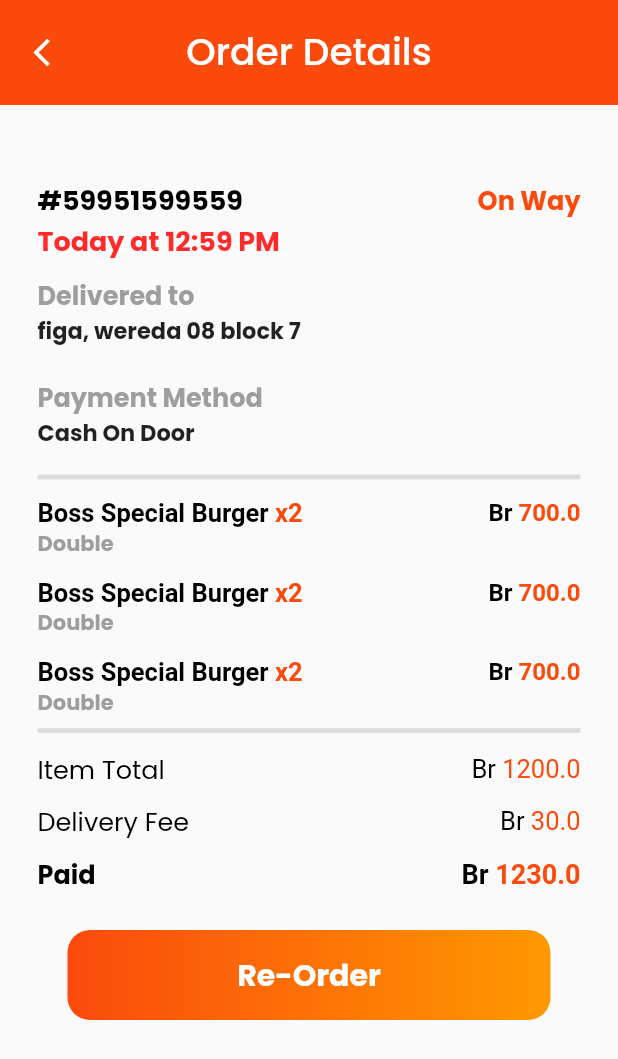
After one commit to yonaries/beudelivery-clone, a Flutter app: the OrderDetailScreen screen opened directly, on a phone screen of 412 x 824 dp. The commit adds this screen. Shown: the top 1059 px of the screen. Run offline on Flutter 3.47's test engine with Material 2 defaults, Android fonts, the phone set to English and light mode, and no system bars; our stand-ins replace firebase_core, flutter_spinkit, google_fonts; accounts and stored records are empty.

Commit message:
order detail screen finished

```diff
--- /dev/null
+++ b/userapp/lib/components/order_details/order_detail_orders_component.dart
@@ -0,0 +1,79 @@
+import 'package:flutter/material.dart';
+
+class OrderDetailOrderComponent extends StatelessWidget {
+  final String foodName;
+  final String foodType;
+  final int quantity;
+  final double price;
+  const OrderDetailOrderComponent({
+    required this.foodName,
+    required this.foodType,
+    required this.quantity,
+    required this.price,
+  });
+
+  @override
+  Widget build(BuildContext context) {
+    return Padding(
+      padding: const EdgeInsets.symmetric(vertical: 6),
+      child: Column(
+        crossAxisAlignment: CrossAxisAlignment.start,
+        children: [
+          Row(
+            mainAxisAlignment: MainAxisAlignment.spaceBetween,
+            children: [
+              // food name and quantity
+              RichText(
+                text: TextSpan(
+                  style: TextStyle(
+                    fontWeight: FontWeight.bold,
+                    color: Colors.black,
+                    fontSize: 17,
+                  ),
+                  children: [
+                    TextSpan(text: "$foodName "),
+                    TextSpan(
+                      text: "x$quantity",
+                      style: TextStyle(
+                        color: Theme.of(context).colorScheme.secondary,
+                      ),
+                    ),
+                  ],
+                ),
+              ),
+
+              // Price
+              RichText(
+                text: TextSpan(
+                  style: TextStyle(
+                    fontWeight: FontWeight.bold,
+                    color: Colors.black,
+                    fontSize: 16,
+                  ),
+                  children: [
+                    TextSpan(text: "Br "),
+                    TextSpan(
+                      text: "$price",
+                      style: TextStyle(
+                        color: Theme.of(context).colorScheme.secondary,
+                      ),
+                    ),
+                  ],
+                ),
+              )
+            ],
+          ),
+
+          // Food Size
+          Text(
+            foodType,
+            style: TextStyle(
+              color: Colors.grey,
+              fontWeight: FontWeight.w700,
+            ),
+          )
+        ],
+      ),
+    );
+  }
+}
--- /dev/null
+++ b/userapp/lib/components/order_details/order_detail_totals_section.dart
@@ -0,0 +1,124 @@
+import 'package:flutter/material.dart';
+
+class OrderDetailTotalSection extends StatelessWidget {
+  final double deliveryFee;
+  final double itemTotal;
+  OrderDetailTotalSection({
+    Key? key,
+    required this.itemTotal,
+    required this.deliveryFee,
+  }) : super(key: key);
+
+  @override
+  Widget build(BuildContext context) {
+    double totalPaid = deliveryFee + itemTotal;
+    return Column(
+      crossAxisAlignment: CrossAxisAlignment.start,
+      children: [
+        // Item Total
+        Padding(
+          padding: const EdgeInsets.symmetric(vertical: 5),
+          child: Row(
+            mainAxisAlignment: MainAxisAlignment.spaceBetween,
+            children: [
+              Text(
+                "Item Total",
+                style: TextStyle(
+                  color: Colors.black,
+                  fontSize: 17,
+                ),
+              ),
+              RichText(
+                text: TextSpan(
+                  style: TextStyle(
+                    color: Colors.black,
+                    fontSize: 17,
+                  ),
+                  children: [
+                    TextSpan(text: "Br "),
+                    TextSpan(
+                      text: "$itemTotal",
+                      style: TextStyle(
+                        color: Theme.of(context).colorScheme.secondary,
+                      ),
+                    ),
+                  ],
+                ),
+              )
+            ],
+          ),
+        ),
+
+        // Delivery Fee
+        Padding(
+          padding: const EdgeInsets.symmetric(vertical: 5),
+          child: Row(
+            mainAxisAlignment: MainAxisAlignment.spaceBetween,
+            children: [
+              Text(
+                "Delivery Fee",
+                style: TextStyle(
+                  color: Colors.black,
+                  fontSize: 17,
+                ),
+              ),
+              RichText(
+                text: TextSpan(
+                  style: TextStyle(
+                    color: Colors.black,
+                    fontSize: 17,
+                  ),
+                  children: [
+                    TextSpan(text: "Br "),
+                    TextSpan(
+                      text: "$deliveryFee",
+                      style: TextStyle(
+                        color: Theme.of(context).colorScheme.secondary,
+                      ),
+                    ),
+                  ],
+                ),
+              )
+            ],
+          ),
+        ),
+
+        // Paid
+        Padding(
+          padding: const EdgeInsets.symmetric(vertical: 5),
+          child: Row(
+            mainAxisAlignment: MainAxisAlignment.spaceBetween,
+            children: [
+              Text(
+                "Paid",
+                style: TextStyle(
+                  color: Colors.black,
+                  fontSize: 17,
+                  fontWeight: FontWeight.bold,
+                ),
+              ),
+              RichText(
+                text: TextSpan(
+                  style: TextStyle(
+                    color: Colors.black,
+                    fontSize: 18,
+                    fontWeight: FontWeight.bold,
+                  ),
+                  children: [
+                    TextSpan(text: "Br "),
+                    TextSpan(
+                      text: "$totalPaid",
+                      style: TextStyle(
+                        color: Theme.of(context).colorScheme.secondary,
+                      ),
+                    ),
+                  ],
+                ),
+              )
+            ],
+          ),
+        ),
+      ],
+    );
+  }
+}
--- /dev/null
+++ b/userapp/lib/components/order_details/order_details_info_section.dart
@@ -0,0 +1,105 @@
+import 'package:flutter/material.dart';
+
+class OrderDetailsInfoSection extends StatelessWidget {
+  const OrderDetailsInfoSection({Key? key}) : super(key: key);
+
+  @override
+  Widget build(BuildContext context) {
+    return Column(
+      crossAxisAlignment: CrossAxisAlignment.start,
+      children: [
+        Padding(
+          padding: const EdgeInsets.symmetric(vertical: 10),
+          child: Column(
+            crossAxisAlignment: CrossAxisAlignment.start,
+            children: [
+              Padding(
+                padding: const EdgeInsets.symmetric(vertical: 10),
+                child: Column(
+                  crossAxisAlignment: CrossAxisAlignment.start,
+                  children: [
+                    Row(
+                      mainAxisAlignment: MainAxisAlignment.spaceBetween,
+                      children: [
+                        // Order ID
+                        Text(
+                          "#59951599559",
+                          style: TextStyle(
+                            fontWeight: FontWeight.bold,
+                            color: Colors.black,
+                            fontSize: 18,
+                          ),
+                        ),
+                        // Order Status
+                        Text(
+                          "On Way",
+                          style: TextStyle(
+                            color: Theme.of(context).colorScheme.secondary,
+                            fontSize: 17,
+                            fontWeight: FontWeight.bold,
+                          ),
+                        ),
+                      ],
+                    ),
+
+                    // Order Date
+                    Text(
+                      "Today at 12:59 PM",
+                      style: TextStyle(
+                        color: Theme.of(context).errorColor,
+                        fontWeight: FontWeight.bold,
+                        fontSize: 18,
+                      ),
+                    )
+                  ],
+                ),
+              ),
+
+              // Delivery Address
+              Text(
+                "Delivered to",
+                style: TextStyle(
+                  color: Colors.grey,
+                  fontSize: 17,
+                  fontWeight: FontWeight.bold,
+                ),
+              ),
+              Text(
+                "figa, wereda 08 block 7",
+                style: TextStyle(
+                  fontSize: 15,
+                  fontWeight: FontWeight.bold,
+                ),
+              ),
+            ],
+          ),
+        ),
+
+        // Payment Method
+        Padding(
+          padding: const EdgeInsets.symmetric(vertical: 10),
+          child: Column(
+            crossAxisAlignment: CrossAxisAlignment.start,
+            children: [
+              Text(
+                "Payment Method",
+                style: TextStyle(
+                  color: Colors.grey,
+                  fontSize: 17,
+                  fontWeight: FontWeight.bold,
+                ),
+              ),
+              Text(
+                "Cash On Door",
+                style: TextStyle(
+                  fontSize: 15,
+                  fontWeight: FontWeight.bold,
+                ),
+              ),
+            ],
+          ),
+        ),
+      ],
+    );
+  }
+}
--- a/userapp/lib/main.dart
+++ b/userapp/lib/main.dart
@@ -3,7 +3,7 @@ import 'package:flutter/material.dart';
 import 'package:firebase_core/firebase_core.dart';
 import 'package:google_fonts/google_fonts.dart';
 import 'package:userapp/screens/onboarding.dart';
-
+import 'package:userapp/screens/order_detail.dart';
 
 import 'firebase_options.dart';
 
--- a/userapp/lib/screens/onboarding.dart
+++ b/userapp/lib/screens/onboarding.dart
@@ -80,7 +80,7 @@ class _OnboardingScreenState extends State<OnboardingScreen> {
                             },
                             color: Colors.white,
                             height: 70,
-                            minWidth: 290,
+                            minWidth: 300,
                             textColor: Theme.of(context).colorScheme.secondary,
                             child: const Text(
                               "Get Started",
--- /dev/null
+++ b/userapp/lib/screens/order_detail.dart
@@ -0,0 +1,128 @@
+import 'package:flutter/material.dart';
+import 'package:userapp/components/order_details/order_detail_orders_component.dart';
+import 'package:userapp/components/order_details/order_detail_totals_section.dart';
+import 'package:userapp/components/order_details/order_details_info_section.dart';
+import 'package:userapp/screens/splash.dart';
+
+class OrderDetailScreen extends StatefulWidget {
+  OrderDetailScreen({Key? key}) : super(key: key);
+
+  @override
+  State<OrderDetailScreen> createState() => _OrderDetailScreenState();
+}
+
+class _OrderDetailScreenState extends State<OrderDetailScreen> {
+  @override
+  Widget build(BuildContext context) {
+    return Scaffold(
+      appBar: AppBar(
+        toolbarHeight: 70,
+        leading: GestureDetector(
+          onTap: () {
+            // Need change when homepage is done
+            Navigator.pushReplacement(context,
+                MaterialPageRoute(builder: (context) => SplashScreen()));
+          },
+          child: Icon(
+            Icons.arrow_back_ios_outlined,
+            color: Theme.of(context).primaryColor,
+            size: 22,
+          ),
+        ),
+        backgroundColor: Theme.of(context).colorScheme.secondary,
+        elevation: 0,
+        title: Text(
+          "Order Details",
+          style: TextStyle(
+            color: Theme.of(context).primaryColor,
+            fontSize: 25,
+          ),
+        ),
+        centerTitle: true,
+      ),
+      body: Padding(
+        padding: const EdgeInsets.symmetric(horizontal: 25),
+        child: SingleChildScrollView(
+          child: Column(
+            crossAxisAlignment: CrossAxisAlignment.start,
+            children: [
+              SizedBox(
+                height: 30,
+              ),
+
+              // Delivery and payment information
+              OrderDetailsInfoSection(),
+
+              Divider(
+                thickness: 3,
+              ),
+
+              // Order listing
+
+              Container(
+                height: 51 * 3,
+                child: ListView.builder(
+                  physics: NeverScrollableScrollPhysics(),
+                  itemCount: 3,
+                  itemBuilder: (context, index) {
+                    return OrderDetailOrderComponent(
+                      foodName: "Boss Special Burger",
+                      quantity: 2,
+                      foodType: "Double",
+                      price: 700,
+                    );
+                  },
+                ),
+              ),
+              Divider(
+                thickness: 3,
+              ),
+
+              // Total section
+              OrderDetailTotalSection(
+                itemTotal: 1200,
+                deliveryFee: 30,
+              ),
+
+              SizedBox(
+                height: 20,
+              ),
+
+              // Re order button
+              GestureDetector(
+                onTap: () {
+                  // Do Sth
+                },
+                child: Container(
+                  margin: EdgeInsets.symmetric(horizontal: 20),
+                  alignment: Alignment.center,
+                  height: 60,
+                  width: MediaQuery.of(context).size.width,
+                  decoration: BoxDecoration(
+                    borderRadius: BorderRadius.circular(15),
+                    gradient: LinearGradient(
+                      begin: Alignment.centerLeft,
+                      end: Alignment.centerRight,
+                      colors: [
+                        Color.fromRGBO(250, 74, 12, 1),
+                        Color.fromRGBO(255, 153, 0, 1),
+                      ],
+                    ),
+                  ),
+                  child: Text(
+                    "Re-Order",
+                    style: TextStyle(
+                      color: Theme.of(context).primaryColor,
+                      fontSize: 20,
+                      fontWeight: FontWeight.bold,
+                    ),
+                  ),
+                ),
+              )
+            ],
+          ),
+        ),
+      ),
+    );
+  }
+}
--- a/userapp/lib/screens/splash.dart
+++ b/userapp/lib/screens/splash.dart
@@ -2,7 +2,7 @@ import 'package:flutter/material.dart';
 import 'package:flutter_spinkit/flutter_spinkit.dart';
 
 class SplashScreen extends StatefulWidget {
-  SplashScreen({Key? key}) : super(key: key);
+  const SplashScreen({Key? key}) : super(key: key);
 
   @override
   State<SplashScreen> createState() => _SplashScreenState();
```
